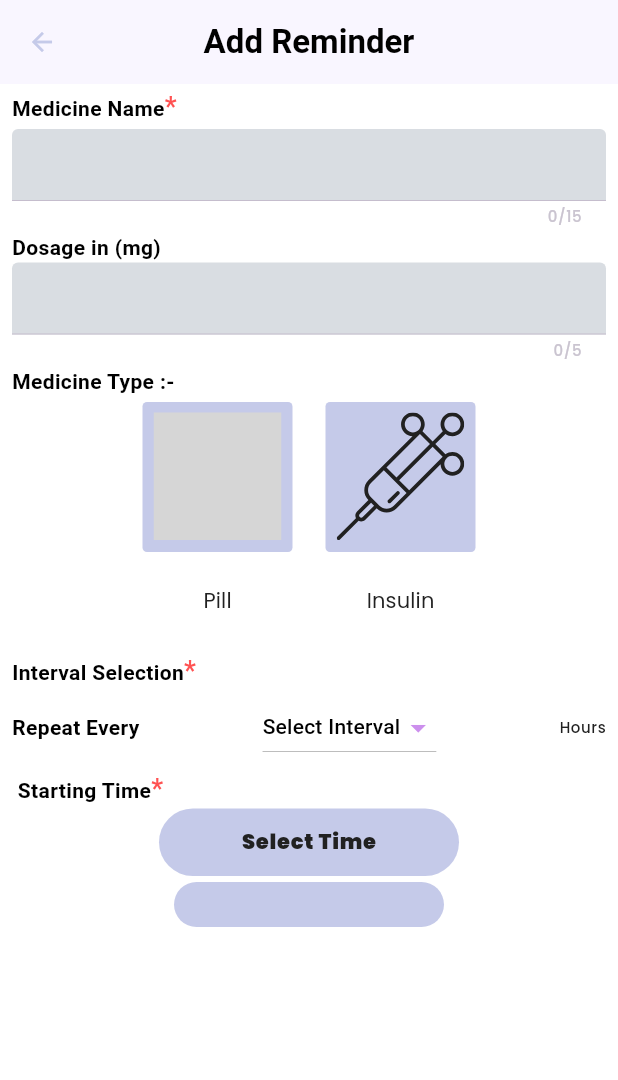
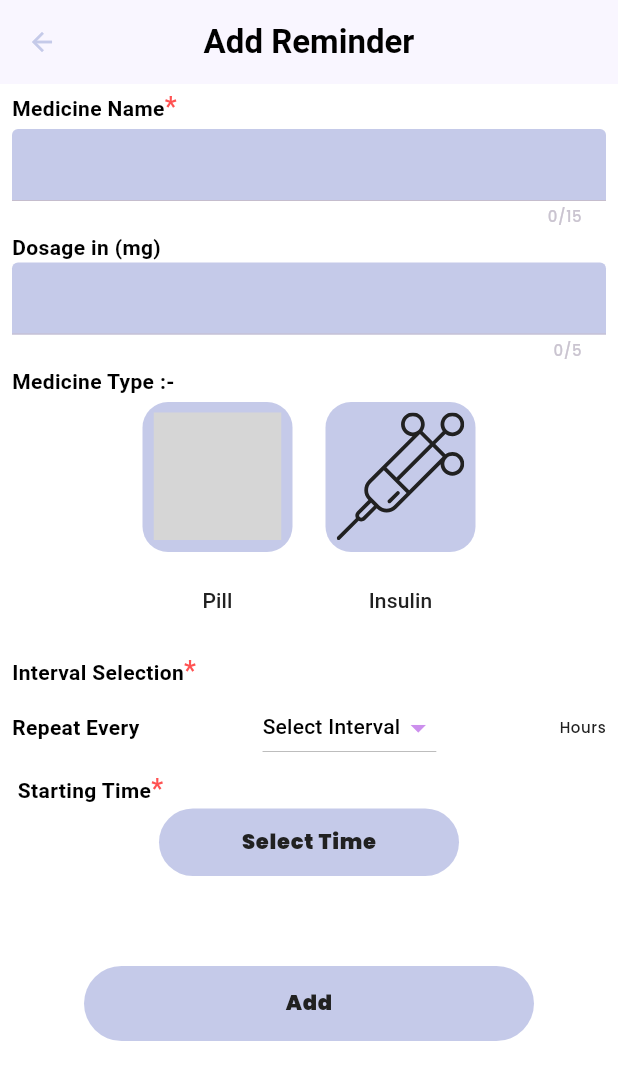
Before and after one commit to Mrthmkba/mreminderapp_kml, a Flutter app: the screen it shows after launch, after a tap on the "add" icon, on a phone screen of 412 x 824 dp. Shown: the top 1080 px of the screen. Run offline on Flutter 3.47's test engine with Material 3 defaults, Android fonts, the phone set to English and light mode, and no system bars; our stand-ins replace flutter_local_notifications, flutter_svg, google_fonts, permission_handler, rxdart, shared_preferences; Roboto replaces fonts that are missing (Roboto Mono); grey boxes are pictures that could not be loaded.

Commit message:
All Done

```diff
--- /dev/null
+++ b/lib/Reminder/common/convert_time.dart
@@ -0,0 +1 @@
+// TODO Implement this library.
--- /dev/null
+++ b/lib/Reminder/global_bloc.dart
@@ -0,0 +1 @@
+// TODO Implement this library.
--- /dev/null
+++ b/lib/Reminder/models/errors.dart
@@ -0,0 +1 @@
+// TODO Implement this library.
--- /dev/null
+++ b/lib/Reminder/models/medicine.dart
@@ -0,0 +1 @@
+// TODO Implement this library.
--- /dev/null
+++ b/lib/Reminder/models/medicine_type.dart
@@ -0,0 +1 @@
+// TODO Implement this library.
--- /dev/null
+++ b/lib/Reminder/pages/Page1/constants.dart
@@ -0,0 +1 @@
+// TODO Implement this library.
--- /dev/null
+++ b/lib/Reminder/pages/Page1/home.dart
@@ -0,0 +1 @@
+// TODO Implement this library.
--- /dev/null
+++ b/lib/Reminder/pages/Page1/new_entry_bloc.dart
@@ -0,0 +1 @@
+// TODO Implement this library.
--- /dev/null
+++ b/lib/Reminder/pages/SuccessScreen/SuccessScreen.dart
@@ -0,0 +1 @@
+// TODO Implement this library.
--- a/lib/models/medicine.dart
+++ b/lib/models/medicine.dart
@@ -33,7 +33,7 @@ class Medicine {
       'name': medicineName,
       'dosage': dosage,
       'type': medicineType,
-      'interval;': interval,
+      'interval': interval,
       'start': startTime,
     };
   }
--- a/lib/pages/Page1/home.dart
+++ b/lib/pages/Page1/home.dart
@@ -1,13 +1,17 @@
 import 'package:flutter/material.dart';
 import 'package:flutter_svg/flutter_svg.dart';
-import 'package:mreminderapp/global_bloc.dart';
+import 'package:mreminderapp/Reminder/global_bloc.dart';
+import 'package:mreminderapp/Reminder/models/medicine.dart';
+import 'package:mreminderapp/Reminder/pages/Page1/constants.dart';
+import 'package:google_fonts/google_fonts.dart';
 import 'package:mreminderapp/models/medicine.dart';
-import 'package:mreminderapp/pages/Page1/constants.dart';
-import 'package:mreminderapp/pages/medicine_details/medicine_details.dart';
-import 'package:mreminderapp/pages/new_entry/new_entry_page.dart';
-import 'package:google_fonts/google_fonts.dart';
+import 'package:permission_handler/permission_handler.dart';
 import 'package:provider/provider.dart';
-import 'package:shared_preferences/shared_preferences.dart';
+
+import '../../global_bloc.dart';
+import '../medicine_details/medicine_details.dart';
+import '../new_entry/new_entry_page.dart';
+import 'constants.dart';
 
 class HomePage extends StatelessWidget {
   const HomePage({Key? key, required String title}) : super(key: key);
@@ -42,13 +46,26 @@ class HomePage extends StatelessWidget {
         ),
       ),
       floatingActionButton: InkResponse(
-        onTap: () {
-          //going to new page
-          Navigator.push(
-            context,
-            MaterialPageRoute(
-              builder: (context) =>
-                  const NewEntryPage(title: 'Add New ', isRequired: true),
+        onTap: () async {
+          // Call requestNotificationPermission when the button is pressed
+          await requestNotificationPermission();
+
+          // Going to new page
+          Navigator.of(context).push(
+            PageRouteBuilder<void>(
+              pageBuilder: (BuildContext context, Animation<double> animation,
+                  Animation<double> secondaryAnimation) {
+                return AnimatedBuilder(
+                  animation: animation,
+                  builder: (context, Widget? child) {
+                    return Opacity(
+                      opacity: animation.value,
+                      child: NewEntryPage(title: 'Add New', isRequired: true,),
+                    );
+                  },
+                );
+              },
+              transitionDuration: const Duration(milliseconds: 600),
             ),
           );
         },
@@ -63,6 +80,14 @@ class HomePage extends StatelessWidget {
         ),
       ),
     );
+  }
+}
+
+Future<void> requestNotificationPermission() async {
+  var status = await Permission.notification.status;
+
+  if (status.isDenied) {
+    await Permission.notification.request();
   }
 }
 
@@ -116,10 +141,6 @@ class TopContainer extends StatelessWidget {
             return Container(
               alignment: Alignment.center,
               padding: const EdgeInsets.only(bottom: 1),
-              child: Text(
-                !snapshot.hasData ? '0' : snapshot.data!.length.toString(),
-                style: Theme.of(context).textTheme.headlineSmall,
-              ),
             );
           },
         ),
@@ -133,8 +154,6 @@ class BottomContainer extends StatelessWidget {
   @override
   Widget build(BuildContext context) {
     final GlobalBloc globalBloc = Provider.of<GlobalBloc>(context);
-
-
     return StreamBuilder(
       stream: globalBloc.medicineList$,
       builder: (context, snapshot) {
@@ -152,14 +171,13 @@ class BottomContainer extends StatelessWidget {
             ),
           );
         } else {
-          return GridView.builder(
+          return ListView.builder(
             padding: EdgeInsets.only(top: 1),
-            gridDelegate: const SliverGridDelegateWithFixedCrossAxisCount(
-                crossAxisCount: 3),
             itemCount: snapshot.data!.length,
             itemBuilder: (context, index) {
               return MedicineCard(
-                  medicine: snapshot.data![index]);
+                medicine: snapshot.data![index],
+              );
             },
           );
         }
@@ -229,25 +247,28 @@ class MedicineCard extends StatelessWidget {
         );
       },
       child: Container(
-        padding: EdgeInsets.only(left: 2, right: 2, top: 1, bottom: 1),
-        margin: EdgeInsets.all(1),
+        height: 80, // Set a consistent height for each card
+        padding: EdgeInsets.all(8), // Add padding for spacing
+        margin: EdgeInsets.all(8), // Add margin for spacing
         decoration: BoxDecoration(
           color: kSecondColor,
-          borderRadius: BorderRadius.circular(2),
+          borderRadius: BorderRadius.circular(8),
         ),
+        child: Row(
+          crossAxisAlignment: CrossAxisAlignment.center,
+          children: [
+            makeIcon(50),
+            SizedBox(width: 16), // Adjust spacing between icon and text
+            Expanded(
               child: Column(
                 crossAxisAlignment: CrossAxisAlignment.start,
                 mainAxisAlignment: MainAxisAlignment.center,
                 children: [
-            const Spacer(),
-            makeIcon(50),
-            const Spacer(),
-            // Tag animation
                   Hero(
                     tag: medicine.medicineName!,
                     child: Text(
                       medicine.medicineName ?? '',
-                overflow: TextOverflow.fade,
+                      overflow: TextOverflow.ellipsis,
                       textAlign: TextAlign.start,
                       style: Theme.of(context).textTheme.titleLarge,
                     ),
@@ -259,9 +280,12 @@ class MedicineCard extends StatelessWidget {
                         ? 'Every ${medicine.interval} hour'
                         : 'Every ${medicine.interval} hours')
                         : 'Interval not specified',
-              overflow: TextOverflow.fade,
+                    overflow: TextOverflow.ellipsis,
                     textAlign: TextAlign.start,
                     style: Theme.of(context).textTheme.titleSmall,
+                  ),
+                ],
+              ),
             ),
           ],
         ),
--- a/lib/pages/medicine_details/medicine_details.dart
+++ b/lib/pages/medicine_details/medicine_details.dart
@@ -1,10 +1,9 @@
 import 'package:flutter/material.dart';
 import 'package:flutter_svg/flutter_svg.dart';
 import 'package:google_fonts/google_fonts.dart';
-import 'package:mreminderapp/global_bloc.dart';
-import 'package:mreminderapp/models/medicine.dart';
+import '../../global_bloc.dart';
+import '../../models/medicine.dart';
 import 'package:provider/provider.dart';
-
 import '../Page1/constants.dart';
 
 class MedicineDetails extends StatefulWidget {
@@ -215,7 +214,7 @@ class ExtendedInfoTab extends StatelessWidget {
   @override
   Widget build(BuildContext context) {
     return Padding(
-      padding: const EdgeInsets.symmetric(vertical: 5),
+      padding: const EdgeInsets.symmetric(vertical: 4),
       child: Column(
         crossAxisAlignment: CrossAxisAlignment.center,
         children: [
--- a/lib/pages/new_entry/new_entry_page.dart
+++ b/lib/pages/new_entry/new_entry_page.dart
@@ -1,21 +1,31 @@
-// TODO Implement this library.
 import 'dart:math';
 import 'dart:core';
 import 'package:flutter_svg/flutter_svg.dart';
 import 'package:google_fonts/google_fonts.dart';
 import 'package:flutter/material.dart';
-import 'package:mreminderapp/common/convert_time.dart';
-import 'package:mreminderapp/global_bloc.dart';
-import 'package:mreminderapp/models/errors.dart';
-import 'package:mreminderapp/models/medicine.dart';
-import 'package:mreminderapp/pages/Page1/home.dart';
+import 'package:mreminderapp/Reminder/common/convert_time.dart';
+import 'package:mreminderapp/Reminder/global_bloc.dart';
+import 'package:mreminderapp/Reminder/models/errors.dart';
+import 'package:mreminderapp/Reminder/models/medicine.dart';
+import 'package:mreminderapp/Reminder/pages/Page1/home.dart';
 import 'package:provider/provider.dart';
-import 'package:mreminderapp/models/medicine_type.dart';
-import 'package:mreminderapp/pages/Page1/constants.dart';
-import 'package:mreminderapp/pages/Page1/new_entry_bloc.dart';
+import 'package:mreminderapp/Reminder/models/medicine_type.dart';
+import 'package:mreminderapp/Reminder/pages/Page1/constants.dart';
+import 'package:mreminderapp/Reminder/pages/Page1/new_entry_bloc.dart';
 // import 'package:flutter/time_picker.dart';
-import 'package:mreminderapp/pages/SuccessScreen/SuccessScreen.dart';
+import 'package:permission_handler/permission_handler.dart';
+import 'package:mreminderapp/Reminder/pages/SuccessScreen/SuccessScreen.dart';
 import 'package:flutter_local_notifications/flutter_local_notifications.dart';
+
+import '../../common/convert_time.dart';
+import '../../global_bloc.dart';
+import '../../models/errors.dart';
+import '../../models/medicine.dart';
+import '../../models/medicine_type.dart';
+import '../Page1/constants.dart';
+import '../Page1/home.dart';
+import '../Page1/new_entry_bloc.dart';
+import '../SuccessScreen/SuccessScreen.dart';
 // import 'package:flutter_local_notifications/flutter_local_notifications.dart';
 
 
@@ -90,17 +100,21 @@ class _NewEntryPageState extends State<NewEntryPage> {
                 isRequired: true,
               ),
               SizedBox(height: 2),
-              TextFormField(
+              TextField(
                 maxLength: 15,
                 controller: nameController,
                 style: const TextStyle(
                   color: Colors.black,
                 ),
                 textCapitalization: TextCapitalization.words,
-                decoration: const InputDecoration(
+                decoration:  InputDecoration(
                   filled: true,
-                  fillColor: kOtherColor,
+                  fillColor: kSecondColor,
+                  // decoration: BoxDecoration(
+                  //     borderRadius: BorderRadius.circular(17),
+                  //     color: isSelected ? kOtherColor : kSecondColor),
                   border: UnderlineInputBorder(
+                    borderRadius: BorderRadius.circular(40),
                     borderSide: BorderSide.none,
                   ),
                 ),
@@ -110,14 +124,14 @@ class _NewEntryPageState extends State<NewEntryPage> {
                 title: 'Dosage in (mg)',
                 isRequired: false,
               ),
-              TextFormField(
+              TextField(
                 controller: dosageController,
                 maxLength: 5,
                 keyboardType: TextInputType.number,
                 textCapitalization: TextCapitalization.words,
                 decoration: const InputDecoration(
                   filled: true,
-                  fillColor: kOtherColor,
+                  fillColor: kSecondColor,
                   border: UnderlineInputBorder(),
                 ),
               ),
@@ -159,23 +173,22 @@ class _NewEntryPageState extends State<NewEntryPage> {
               const PanelTitle(title: ' Starting Time', isRequired: true),
               const SelectTime(),
               const SizedBox(
-                height: 4,
+                height: 60,
               ),
               Center(
                 child: Padding(
                   padding: const EdgeInsets.only(left: 8.0, right: 8),
                   child: SizedBox(
-                    height: 30,
-                    width: 180,
+                    height: 50,
+                    width: 300,
                     child: TextButton(
                       style: TextButton.styleFrom(
                         backgroundColor: kSecondColor,
                         shape: const StadiumBorder(),
-                          padding: EdgeInsets.symmetric(
-                              horizontal: 45, vertical: 15)),
+                      ),
                       child: Center(
                         child: Text(
-                          'Save',
+                          'Add',
                           style:
                           Theme.of(context).textTheme.bodyLarge!.copyWith(
                             color: kTexColor,
@@ -220,9 +233,10 @@ class _NewEntryPageState extends State<NewEntryPage> {
                         String medicineType = _newEntryBloc
                             .selectedMedicineType!.value
                             .toString()
-                            .substring(10);
+                            .substring(13);
 
                         int interval = _newEntryBloc.selectedInterval!.value;
+
                         String startTime =
                             _newEntryBloc.selectedTimeOfDay!.value;
 
@@ -313,6 +327,14 @@ class _NewEntryPageState extends State<NewEntryPage> {
       ids.add(rng.nextInt(1000000000));
     }
     return ids;
+  }
+
+  Future<void> requestNotificationPermission() async {
+    var status = await Permission.notification.status;
+
+    if (status.isDenied) {
+      await Permission.notification.request();
+    }
   }
 
   initializeNotifications() async {
@@ -467,8 +489,9 @@ class _IntervalSelectionState extends State<IntervalSelection> {
             ),
           ),
           DropdownButton(
+            focusColor: kTextLightColor,
             iconEnabledColor: kScaffoldColor,
-            dropdownColor: kSecondColor,
+            dropdownColor: kTextLightColor,
             hint: _selected == 0
                 ? const Text(
               'Select Interval',
@@ -487,7 +510,7 @@ class _IntervalSelectionState extends State<IntervalSelection> {
                 value: value,
                 child: Text(
                   value.toString(),
-                  style: Theme.of(context).textTheme.titleSmall,
+                  style: Theme.of(context).textTheme.bodySmall,
                 ),
               );
             }).toList(),
@@ -537,8 +560,8 @@ class MedicineTypeColumn extends StatelessWidget {
             height: 100,
             alignment: Alignment.center,
             decoration: BoxDecoration(
-                borderRadius: BorderRadius.circular(3),
-                color: isSelected ? kOtherColor : kSecondColor),
+                borderRadius: BorderRadius.circular(17),
+                color: isSelected ? kTexColor : kSecondColor),
             child: Center(
               child: Padding(
                 padding: const EdgeInsets.only(
@@ -560,7 +583,7 @@ class MedicineTypeColumn extends StatelessWidget {
               width: 60,
               height: 60,
               decoration: BoxDecoration(
-                color: isSelected ? kOtherColor : Colors.transparent,
+                color: isSelected ? kTexColor : Colors.transparent,
                 borderRadius: BorderRadius.circular(8),
               ),
               child: Center(
@@ -568,8 +591,8 @@ class MedicineTypeColumn extends StatelessWidget {
                     name,
                     style: Theme.of(context)
                         .textTheme
-                        .titleSmall!
-                        .copyWith(color: isSelected ? Colors.purple : kTexColor),
+                        .labelLarge!
+                        .copyWith(color: isSelected ? kSecondColor : kTexColor),
                   )),
             ),
           ),
--- a/pubspec.yaml
+++ b/pubspec.yaml
@@ -40,6 +40,7 @@ dependencies:
   provider:
   shared_preferences: ^2.0.8
   flutter_local_notifications: ^12.0.2
+  permission_handler:
   timezone:
   hive: ^2.0.4
   hive_flutter: ^1.1.0
```
Also changed, not shown: lib/main.dart (+14 -14 lines), pubspec.lock, 2 other files. Lines whose indentation alone changed are shown as unchanged.
